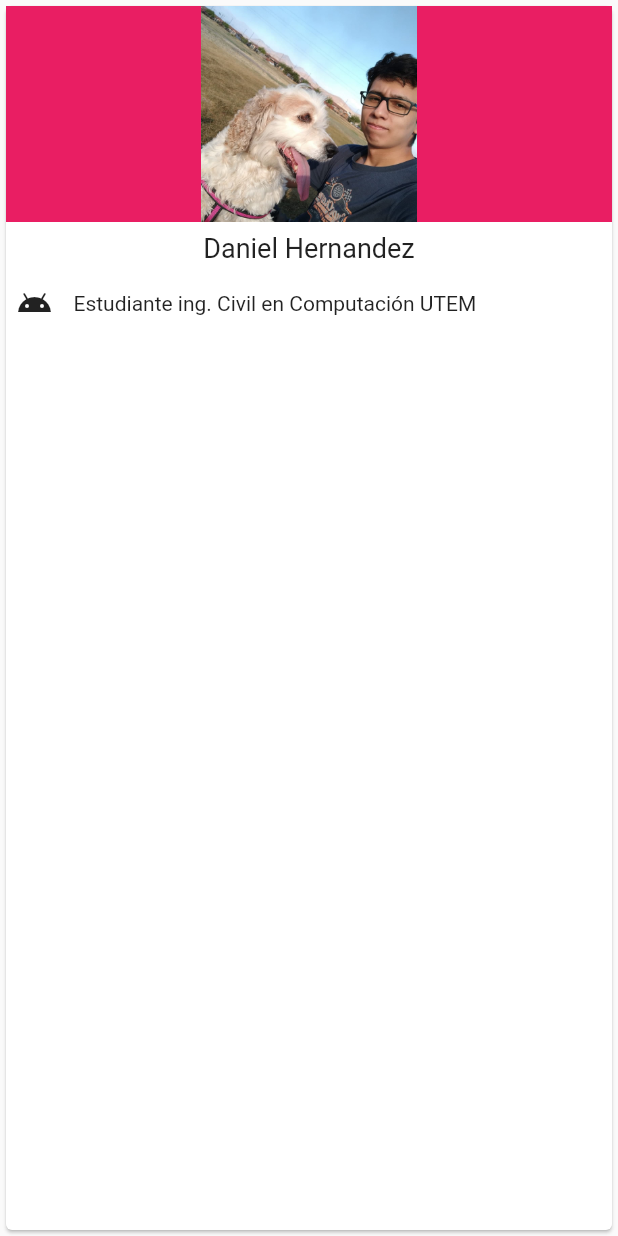
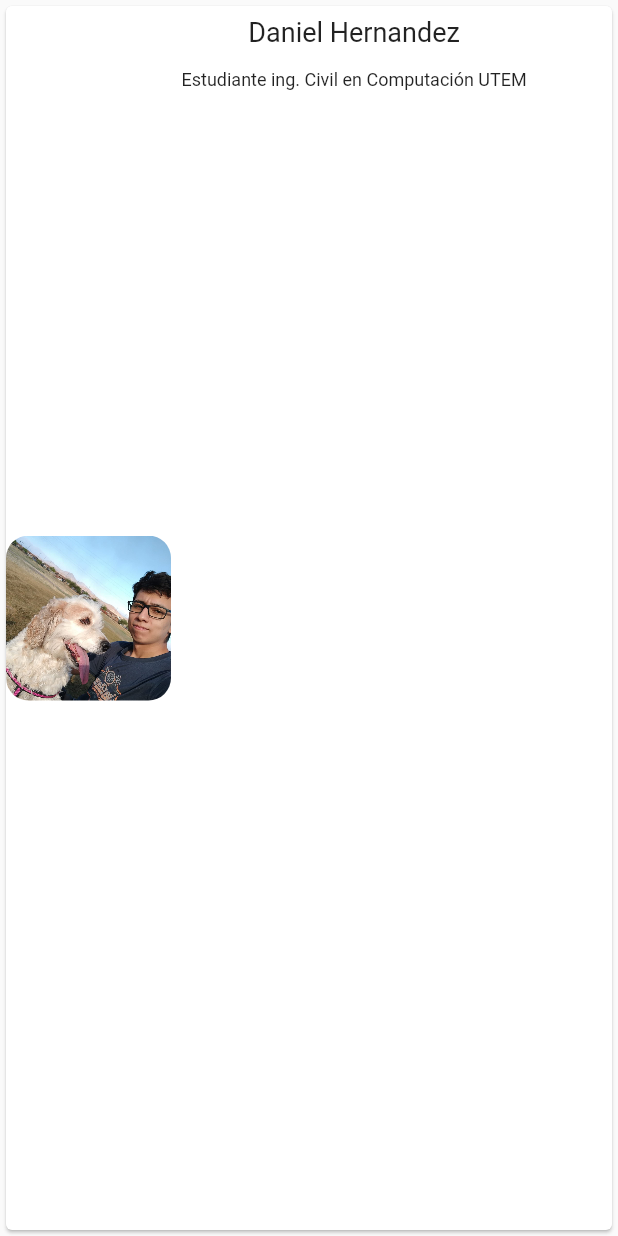
Before and after one commit to Alfredo268/flutter_app_v2, a Flutter app: the CardFotos widget shown alone on an empty page, opened directly with sample values from the repository, on a phone screen of 412 x 824 dp. Run offline on Flutter 3.47's test engine with Material 2 defaults, Android fonts, the light colour scheme and no system bars; our stand-ins replace charts_flutter, font_awesome_flutter, select_form_field.

Commit message:
Version con galeria con fotos reales final  formulario e idea de grafico

```diff
--- a/lib/views/CardFotos.dart
+++ b/lib/views/CardFotos.dart
@@ -13,20 +13,23 @@ class CardFotos extends StatelessWidget {
     // TODO: implement build
 
     return Card(
-      child: Column(
+
+      child: Row(
         children: <Widget>[
-          Container(
-            height: 144.0,
-            width: 500.0,
-            color: fotos.color,
-            child: Image.asset(fotos.image, height: 144.0, width: 160.0),
+          ClipRRect(
+            borderRadius: BorderRadius.circular(15.0),
+            child: Image.asset(fotos.image, height: 110.0, width: 110.0,filterQuality: FilterQuality.high,fit: BoxFit.fill),
+
+
           ),
-          padding(Text(fotos.title,style: TextStyle(fontSize: 18.0))),
-          Row(children: <Widget>[
-            padding(Icon(Icons.android_rounded)),
-            padding(Text(fotos.nombre,style: TextStyle(fontSize: 14.0)))
+          Column(children: <Widget>[
+            padding(Text(fotos.title,style: TextStyle(fontSize: 18.0))),
+            padding(Text(fotos.nombre,style: TextStyle(fontSize: 12.0))),
           ],)
         ],
+
+
+
       ),
     );
   }
```
Also changed, not shown: img/alfred.jpg.
